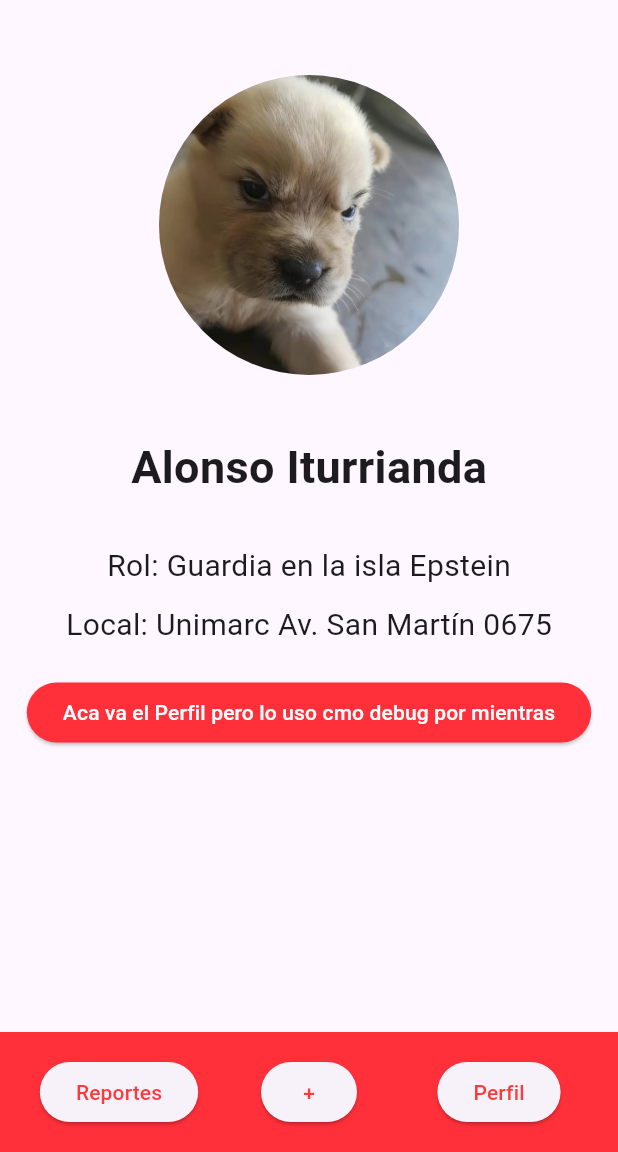
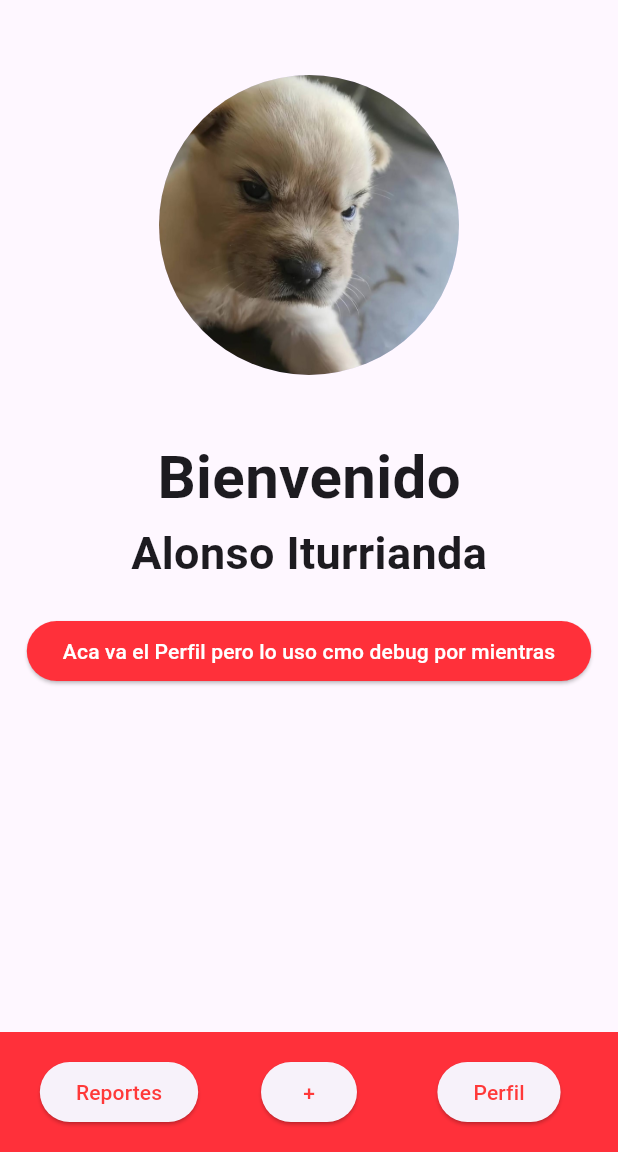
Before and after one commit to Allycathe/GATE, a Flutter app: the screen it shows after launch, on a phone screen of 412 x 824 dp, the part 84-1236 px from its top. Run offline on Flutter 3.47's test engine with Material 3 defaults, Android fonts, the light colour scheme and no system bars; our stand-ins replace flutter_map, geolocator, latlong2.

Commit message:
Pagina main ahora es de bienvenida

```diff
--- a/gate/lib/main.dart
+++ b/gate/lib/main.dart
@@ -63,11 +63,9 @@ class PantallaInicio extends StatelessWidget {
             ),
 
             const SizedBox(height: 40),
+            const Text("Bienvenido", style: titleTextStyle),
             const Text("$nombre $apellido", style: TextStyle(fontWeight: FontWeight.bold, fontSize: 30,)),
-            const SizedBox(height: 30),
-            const Text("Rol: $rol", style: TextStyle(fontSize: 20)),
-            const SizedBox(height: 10),
-            const Text("Local: $local", style: TextStyle(fontSize: 20),),
+
             const SizedBox(height: 20,),
             ElevatedButton(
               onPressed: () {
```
